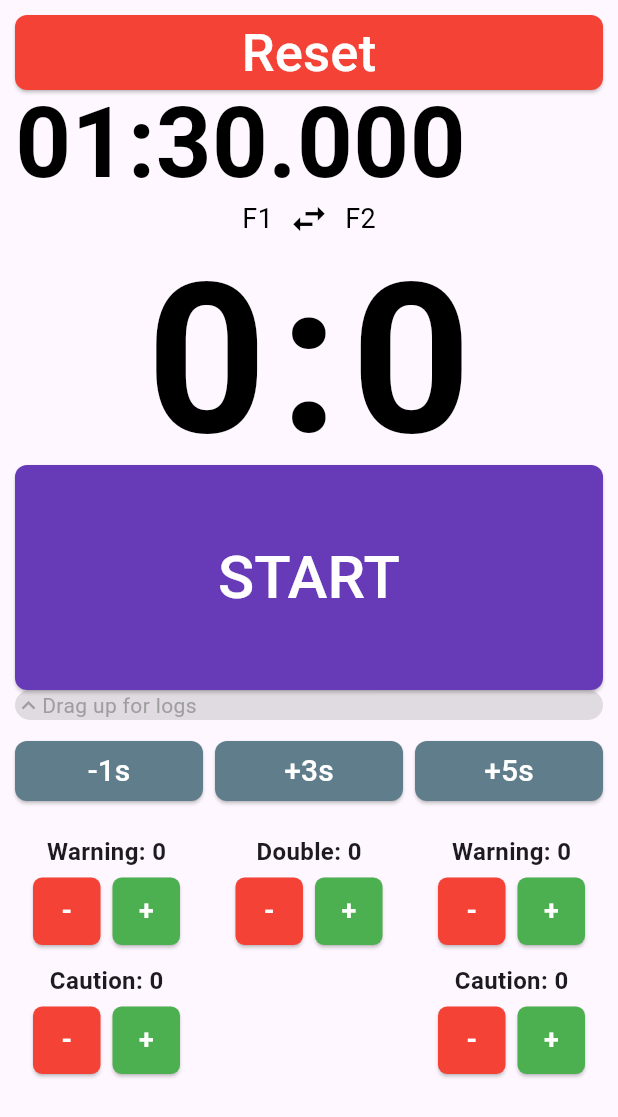
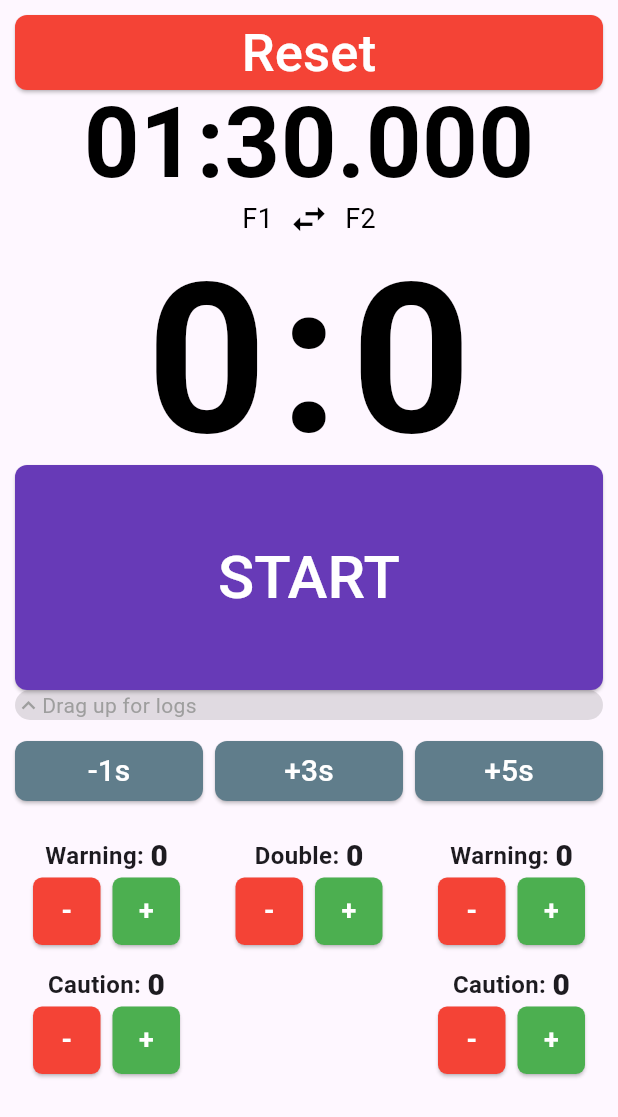
Before and after one commit to kstepanovdev/gdf_hema_timer, a Flutter app: the screen it shows after launch, on a phone screen of 412 x 824 dp. Shown: the top 1117 px of the screen. Run offline on Flutter 3.47's test engine with Material 3 defaults, Android fonts, the phone set to English and light mode, and no system bars; our stand-ins replace shared_preferences, vibration; Roboto replaces fonts that are missing (RobotoMono).

Commit message:
Fix build for Android && increase font size for penalties && center timer

```diff
--- a/lib/pages/score_page.dart
+++ b/lib/pages/score_page.dart
@@ -192,7 +192,6 @@ class _ScorePageState extends State<ScorePage> {
       );
     }
 
-    // 🧭 IDLE MODE — full controls
     return Scaffold(
       body: SafeArea(
         child: LayoutBuilder(
@@ -205,7 +204,7 @@ class _ScorePageState extends State<ScorePage> {
                   padding: const EdgeInsets.all(10),
                   child: IntrinsicHeight(
                     child: Column(
-                      crossAxisAlignment: CrossAxisAlignment.stretch,
+                      crossAxisAlignment: CrossAxisAlignment.center,
                       children: [
                         Padding(
                           padding: const EdgeInsets.only(bottom: 10),
--- a/lib/widgets/penalties_control.dart
+++ b/lib/widgets/penalties_control.dart
@@ -50,13 +50,15 @@ class PenaltiesControl extends StatelessWidget {
             crossAxisAlignment: CrossAxisAlignment.start,
             children: [
               _counterBlock(
-                "Warning: $leftWarning",
+                "Warning",
+                leftWarning,
                 onLeftWarningMinus,
                 onLeftWarningPlus,
               ),
               const SizedBox(height: 12),
               _counterBlock(
-                "Caution: $leftCaution",
+                "Caution",
+                leftCaution,
                 onLeftCautionMinus,
                 onLeftCautionPlus,
               ),
@@ -67,7 +69,7 @@ class PenaltiesControl extends StatelessWidget {
             mainAxisSize: MainAxisSize.min,
             crossAxisAlignment: CrossAxisAlignment.center,
             children: [
-              _counterBlock("Double: $doubleHits", onDoubleMinus, onDoublePlus),
+              _counterBlock("Double", doubleHits, onDoubleMinus, onDoublePlus),
             ],
           ),
 
@@ -76,13 +78,15 @@ class PenaltiesControl extends StatelessWidget {
             crossAxisAlignment: CrossAxisAlignment.end,
             children: [
               _counterBlock(
-                "Warning: $rightWarning",
+                "Warning",
+                rightWarning,
                 onRightWarningMinus,
                 onRightWarningPlus,
               ),
               const SizedBox(height: 12),
               _counterBlock(
-                "Caution: $rightCaution",
+                "Caution",
+                rightCaution,
                 onRightCautionMinus,
                 onRightCautionPlus,
               ),
@@ -95,6 +99,7 @@ class PenaltiesControl extends StatelessWidget {
 
   Widget _counterBlock(
     String label,
+    int counter,
     VoidCallback onMinus,
     VoidCallback onPlus,
   ) {
@@ -102,11 +107,20 @@ class PenaltiesControl extends StatelessWidget {
       mainAxisSize: MainAxisSize.min,
       crossAxisAlignment: CrossAxisAlignment.center,
       children: [
-        Text(
-          label,
-          style: const TextStyle(fontSize: 16, fontWeight: FontWeight.w600),
+        Row(
+          children: [
+            Text(
+              "$label: ",
+              style: const TextStyle(fontSize: 16, fontWeight: FontWeight.bold),
+            ),
+            Text(
+              "$counter",
+              style: const TextStyle(fontSize: 20, fontWeight: FontWeight.w900),
+            ),
+          ],
         ),
-        const SizedBox(height: 6),
+
+        // const SizedBox(height: 6),
         Row(
           mainAxisSize: MainAxisSize.min,
           mainAxisAlignment: MainAxisAlignment.center,
```
Also changed, not shown: 2 other files.
